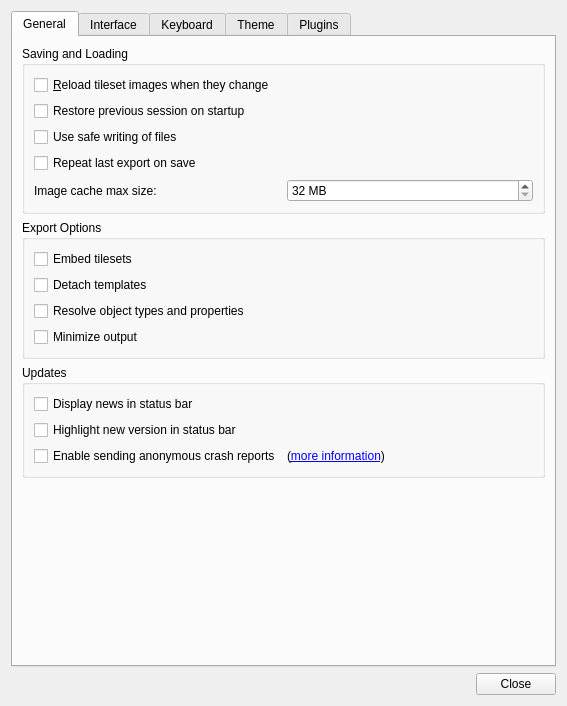
The window that src/tiled/preferencesdialog.ui (mapeditor/tiled) describes before a commit, drawn with Qt 5.
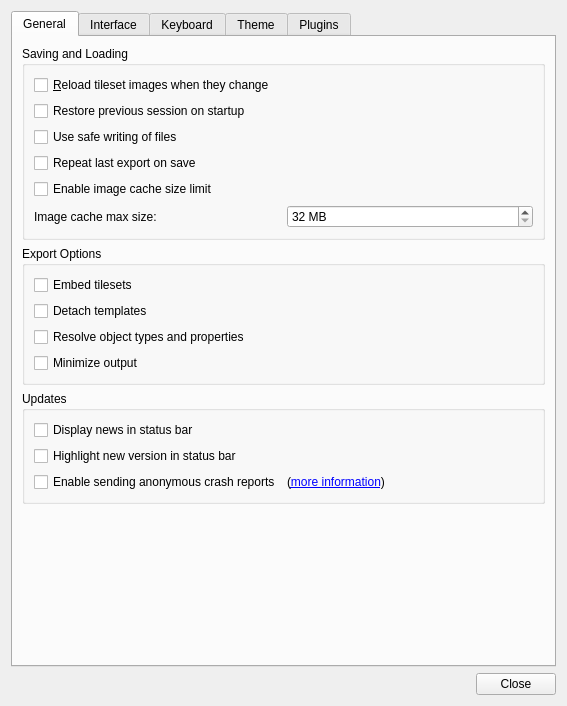
The same window after the commit. Custom widgets are drawn as their Qt base class.

Commit message: add a checkbox in the PreferencesDialog to open cache limit feature (closed by default)

What changed in the file:
```diff
--- a/src/tiled/preferencesdialog.ui
+++ b/src/tiled/preferencesdialog.ui
@@ -64,7 +64,14 @@
             </property>
            </widget>
           </item>
-          <item row="4" column="0">
+          <item row="4" column="0" colspan="2">
+           <widget class="QCheckBox" name="useImageCacheLimit">
+            <property name="text">
+             <string>Enable image cache size limit</string>
+            </property>
+           </widget>
+          </item>
+          <item row="5" column="0">
            <widget class="QLabel" name="imageCacheMaxLabel">
             <property name="text">
              <string>Image cache max size:</string>
@@ -74,7 +81,7 @@
             </property>
            </widget>
           </item>
-          <item row="4" column="1">
+          <item row="5" column="1">
            <widget class="QSpinBox" name="imageCacheMaxMB">
             <property name="minimum">
              <number>32</number>
```
Left out of the diff: 1 changed line with no effect on the pictures. The commit also changes 6 other files.
